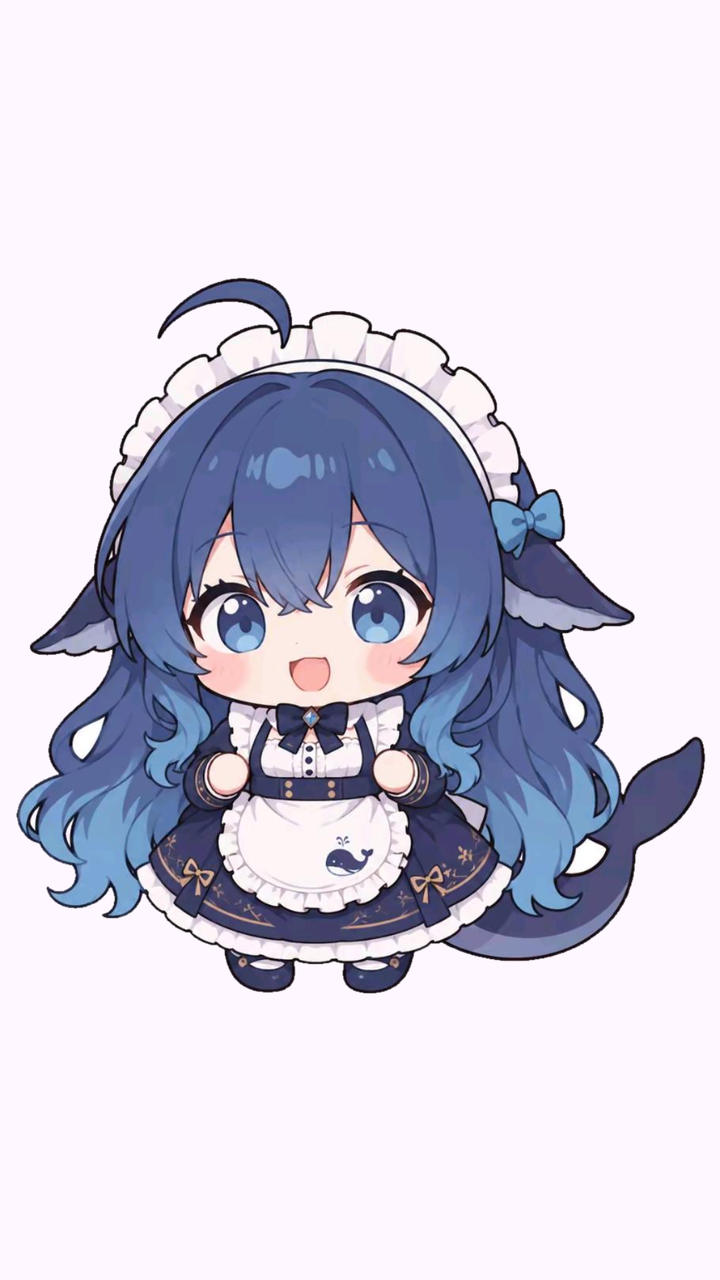
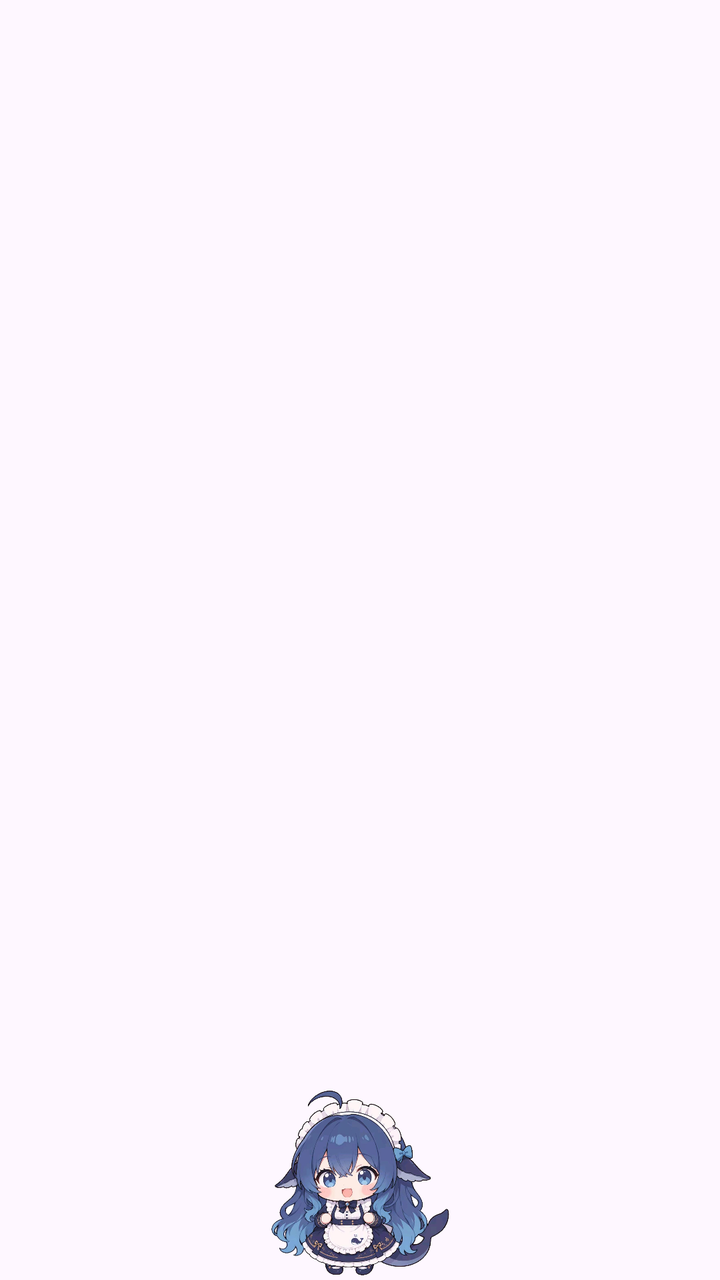

Before-and-after screenshots of an Android layout around one commit, followed by the original layout XML and the change that was made.
<!-- AndroidManifest.xml: application theme Theme.WhalePet -->
<!-- res/layout/overlay_whale.xml -->
<?xml version="1.0" encoding="utf-8"?>
<FrameLayout xmlns:android="http://schemas.android.com/apk/res/android"
    android:layout_width="match_parent"
    android:layout_height="match_parent">

    
    <ImageView
        android:id="@+id/whale_img"
        android:layout_width="match_parent"
        android:layout_height="match_parent"
        android:src="@drawable/whale"
        android:contentDescription="鲸鱼娘"
        android:adjustViewBounds="false"
        android:scaleType="fitCenter" />

    
    <TextView
        android:id="@+id/badge"
        android:layout_width="wrap_content"
        android:layout_height="wrap_content"
        android:layout_gravity="top|center_horizontal"
        android:layout_marginTop="0dp"
        android:textColor="#A2B4DD"
        android:textSize="13sp"
        android:textStyle="bold"
        android:visibility="invisible"
        android:text="余额 --" />

    
    <TextView
        android:id="@+id/bubble"
        android:layout_width="wrap_content"
        android:layout_height="wrap_content"
        android:layout_gravity="top|center_horizontal"
        android:layout_marginTop="22dp"
        android:background="@drawable/bubble_bg"
        android:paddingLeft="12dp"
        android:paddingRight="12dp"
        android:paddingTop="8dp"
        android:paddingBottom="8dp"
        android:textColor="#22315E"
        android:textSize="13sp"
        android:maxWidth="220dp"
        android:visibility="invisible"
        android:text="..." />
</FrameLayout>
<!-- resources referenced by this layout -->
<resources>
  <!-- drawable bubble_bg (drawable) -->
  <?xml version="1.0" encoding="utf-8"?>
  <shape xmlns:android="http://schemas.android.com/apk/res/android"
      android:shape="rectangle">
      <solid android:color="#F5FFFFFF" />
      <corners android:radius="14dp" />
      <stroke
          android:width="1dp"
          android:color="#D6DEF2" />
  </shape>
  <!-- drawable whale: png bitmap (drawable-nodpi, 816373 bytes) -->
  <style name="Theme.WhalePet" parent="Theme.Material3.DayNight.NoActionBar">
          <item name="colorPrimary">#A2B4DD</item>
          <item name="colorOnPrimary">#FFFFFF</item>
          <item name="colorPrimaryContainer">#D6DEF2</item>
          <item name="colorOnPrimaryContainer">#22315E</item>
      </style>
</resources>

<!-- the commit's change to res/layout/overlay_whale.xml (unified diff, before → after) -->
@@ -1,46 +1,56 @@
 <?xml version="1.0" encoding="utf-8"?>
-<FrameLayout xmlns:android="http://schemas.android.com/apk/res/android"
+<LinearLayout xmlns:android="http://schemas.android.com/apk/res/android"
     android:layout_width="match_parent"
-    android:layout_height="match_parent">
+    android:layout_height="match_parent"
+    android:orientation="vertical">
+
+    
+    <FrameLayout
+        android:layout_width="match_parent"
+        android:layout_height="0dp"
+        android:layout_weight="1"
+        android:clipChildren="false"
+        android:clipToPadding="false">
+
+        
+        <TextView
+            android:id="@+id/bubble"
+            android:layout_width="wrap_content"
+            android:layout_height="wrap_content"
+            android:layout_gravity="top|center_horizontal"
+            android:layout_marginTop="4dp"
+            android:background="@drawable/bubble_bg"
+            android:paddingLeft="12dp"
+            android:paddingRight="12dp"
+            android:paddingTop="8dp"
+            android:paddingBottom="8dp"
+            android:textColor="#22315E"
+            android:textSize="13sp"
+            android:maxWidth="200dp"
+            android:visibility="invisible"
+            android:text="..." />
+
+        
+        <TextView
+            android:id="@+id/badge"
+            android:layout_width="wrap_content"
+            android:layout_height="wrap_content"
+            android:layout_gravity="bottom|center_horizontal"
+            android:layout_marginBottom="4dp"
+            android:textColor="#A2B4DD"
+            android:textSize="12sp"
+            android:textStyle="bold"
+            android:visibility="invisible"
+            android:text="余额 --" />
+    </FrameLayout>
 
     
     <ImageView
         android:id="@+id/whale_img"
         android:layout_width="match_parent"
-        android:layout_height="match_parent"
+        android:layout_height="96dp"
         android:src="@drawable/whale"
         android:contentDescription="鲸鱼娘"
         android:adjustViewBounds="false"
         android:scaleType="fitCenter" />
-
-    
-    <TextView
-        android:id="@+id/badge"
-        android:layout_width="wrap_content"
-        android:layout_height="wrap_content"
-        android:layout_gravity="top|center_horizontal"
-        android:layout_marginTop="0dp"
-        android:textColor="#A2B4DD"
-        android:textSize="13sp"
-        android:textStyle="bold"
-        android:visibility="invisible"
-        android:text="余额 --" />
-
-    
-    <TextView
-        android:id="@+id/bubble"
-        android:layout_width="wrap_content"
-        android:layout_height="wrap_content"
-        android:layout_gravity="top|center_horizontal"
-        android:layout_marginTop="22dp"
-        android:background="@drawable/bubble_bg"
-        android:paddingLeft="12dp"
-        android:paddingRight="12dp"
-        android:paddingTop="8dp"
-        android:paddingBottom="8dp"
-        android:textColor="#22315E"
-        android:textSize="13sp"
-        android:maxWidth="220dp"
-        android:visibility="invisible"
-        android:text="..." />
-</FrameLayout>
+</LinearLayout>
